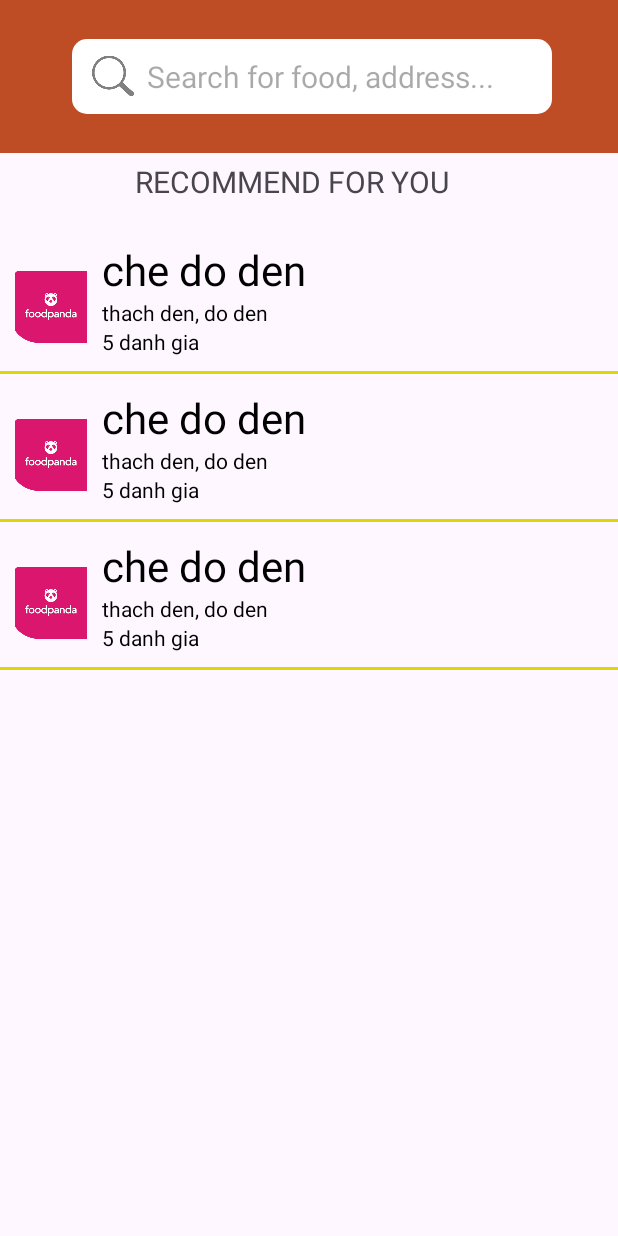
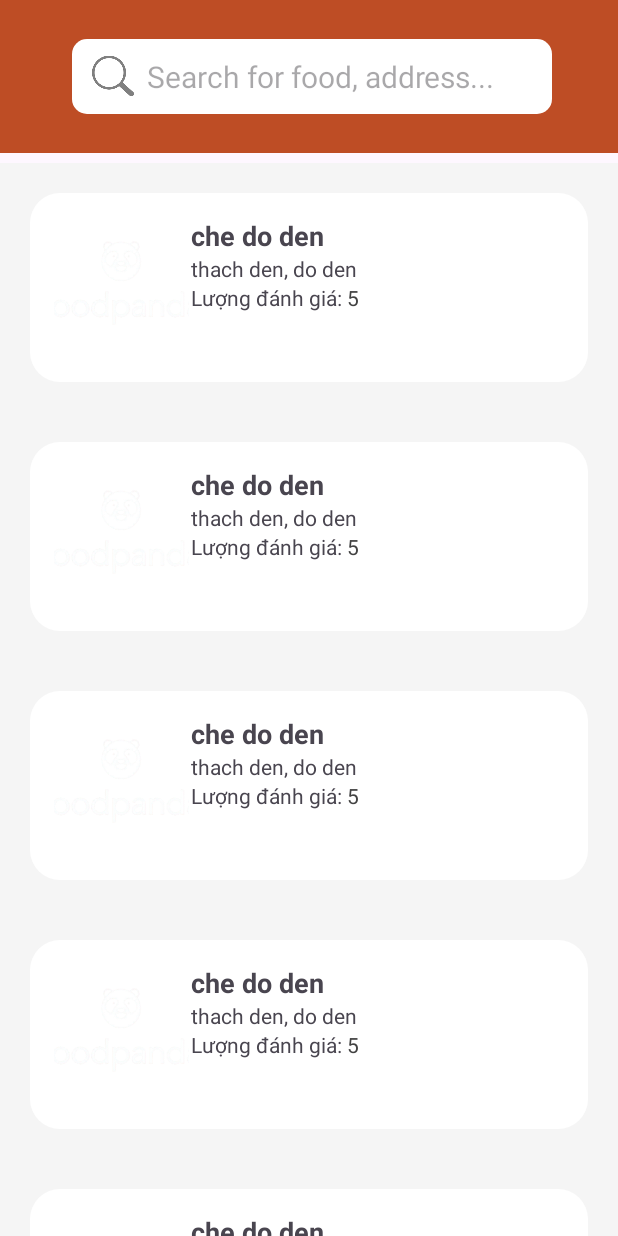
Before and after one commit to congcuong14062003/FoodOrderApp, an Android app: the screen it shows after launch (SearchDetailActivity), on a phone screen of 412 x 824 dp. Run offline under Robolectric (Android 15) with nearby library versions, the phone set to English and light mode, and no system bars.

Commit message:
Xong phần tìm kiếm

```diff
--- a/app/src/main/AndroidManifest.xml
+++ b/app/src/main/AndroidManifest.xml
@@ -23,6 +23,11 @@
             android:exported="false">
 
         </activity>
+        <activity android:name=".OrderHistory"
+            android:exported="true">
+
+        </activity>
+
         <activity android:name=".SearchActivity"
                     android:exported="false" >
 
--- a/app/src/main/java/com/example/foodorderapp/SearchDetailActivity.java
+++ b/app/src/main/java/com/example/foodorderapp/SearchDetailActivity.java
@@ -19,19 +19,24 @@ public class SearchDetailActivity extends AppCompatActivity {
         super.onCreate(savedInstanceState);
         EdgeToEdge.enable(this);
         setContentView(R.layout.activity_search_detail);
-        initView();
+        init1View();
     }
-    public void initView() {
-        RecyclerView recyclerView = (RecyclerView)findViewById(R.id.detailRecycle);
+    public void init1View() {
+        RecyclerView recyclerView = (RecyclerView) findViewById(R.id.detailRecycle);
         recyclerView.setHasFixedSize(true);
         LinearLayoutManager linearLayoutManager = new LinearLayoutManager(this, LinearLayoutManager.VERTICAL, false);
         recyclerView.setLayoutManager(linearLayoutManager);
-        ArrayList<SearchItem> items = new ArrayList<>();
-        items.add(new SearchItem("che do den","thach den, do den",5,R.drawable.logopanda ));
-        items.add(new SearchItem("che do den","thach den, do den",5,R.drawable.logopanda ));
-        items.add(new SearchItem("che do den","thach den, do den",5,R.drawable.logopanda ));
+        ArrayList<SearchItem> arrayList = new ArrayList<>();
+        arrayList.add(new SearchItem("che do den","thach den, do den",5,R.drawable.logopanda ));
+        arrayList.add(new SearchItem("che do den","thach den, do den",5,R.drawable.logopanda ));
+        arrayList.add(new SearchItem("che do den","thach den, do den",5,R.drawable.logopanda ));
+        arrayList.add(new SearchItem("che do den","thach den, do den",5,R.drawable.logopanda ));
+        arrayList.add(new SearchItem("che do den","thach den, do den",5,R.drawable.logopanda ));
+        arrayList.add(new SearchItem("che do den","thach den, do den",5,R.drawable.logopanda ));
+        arrayList.add(new SearchItem("che do den","thach den, do den",5,R.drawable.logopanda ));
+        arrayList.add(new SearchItem("che do den","thach den, do den",5,R.drawable.logopanda ));
 
-        SearchDetailAdapter searchDetailAdapter = new SearchDetailAdapter(getApplicationContext(), items);
+        SearchDetailAdapter searchDetailAdapter = new SearchDetailAdapter(getApplicationContext(),arrayList);
         recyclerView.setAdapter(searchDetailAdapter);
     };
 
--- a/app/src/main/java/com/example/foodorderapp/SearchDetailAdapter.java
+++ b/app/src/main/java/com/example/foodorderapp/SearchDetailAdapter.java
@@ -4,26 +4,32 @@ import android.content.Context;
 import android.view.LayoutInflater;
 import android.view.View;
 import android.view.ViewGroup;
+import android.widget.ImageView;
+import android.widget.TextView;
+
+import java.util.ArrayList;
 import java.util.List;
 
 import androidx.annotation.NonNull;
 import androidx.recyclerview.widget.RecyclerView;
 
-public class SearchDetailAdapter extends RecyclerView.Adapter<SearchViewHolder> {
+public class SearchDetailAdapter extends RecyclerView.Adapter<SearchDetailAdapter.SearchViewHolder> {
 
     Context context;
-    List <SearchItem> items;
+    ArrayList<SearchItem> items;
 
-    public SearchDetailAdapter(Context context, List<SearchItem> items) {
+    public SearchDetailAdapter(Context context, ArrayList<SearchItem> items) {
+        this.items = items;
         this.context = context;
-        this.items = items;
     }
 
     @NonNull
     @Override
     public SearchViewHolder onCreateViewHolder(@NonNull ViewGroup parent, int viewType) {
-
-        return new SearchViewHolder(LayoutInflater.from(context).inflate(R.layout.activity_search_item,parent,false));
+        LayoutInflater layoutInflater = LayoutInflater.from(parent.getContext());
+        View itemview = layoutInflater.inflate(R.layout.activity_search_item, parent, false);
+        return new SearchViewHolder(itemview);
+//        return new SearchViewHolder(LayoutInflater.from(context).inflate(R.layout.activity_search_item,parent,false));
     }
 
     @Override
@@ -31,11 +37,25 @@ public class SearchDetailAdapter extends RecyclerView.Adapter<SearchViewHolder>
         holder.itemName.setText(items.get(position).getName());
         holder.itemImage.setImageResource(items.get(position).getImage());
         holder.itemDescription.setText(items.get(position).getDescription());
-        holder.itemReview.setText(items.get(position).getCountReview());
+        holder.itemReview.setText(String.valueOf(items.get(position).getCountReview()));
     }
 
     @Override
     public int getItemCount() {
         return items.size();
     }
+
+    public class SearchViewHolder extends RecyclerView.ViewHolder {
+        ImageView itemImage;
+        TextView itemName, itemDescription , itemReview;
+
+        public SearchViewHolder(@NonNull View itemView) {
+            super(itemView);
+            itemImage = (ImageView) itemView.findViewById(R.id.itemImage);
+            itemName = (TextView) itemView.findViewById(R.id.itemName);
+            itemDescription = (TextView) itemView.findViewById(R.id.itemDescription);
+            itemReview = (TextView) itemView.findViewById(R.id.itemReview);
+
+        }
+    }
 }
--- a/app/src/main/java/com/example/foodorderapp/SearchViewHolder.java
+++ b/app/src/main/java/com/example/foodorderapp/SearchViewHolder.java
@@ -13,10 +13,10 @@ public class SearchViewHolder extends RecyclerView.ViewHolder {
 
     public SearchViewHolder(@NonNull View itemView) {
         super(itemView);
-        itemImage = itemView.findViewById(R.id.itemImage);
-        itemName = itemView.findViewById(R.id.itemName);
-        itemDescription = itemView.findViewById(R.id.itemDescription);
-        itemReview = itemView.findViewById(R.id.itemReview);
+        itemImage = (ImageView) itemView.findViewById(R.id.itemImage);
+        itemName = (TextView) itemView.findViewById(R.id.itemName);
+        itemDescription = (TextView) itemView.findViewById(R.id.itemDescription);
+        itemReview = (TextView) itemView.findViewById(R.id.itemReview);
 
     }
 }
--- a/app/src/main/res/layout/activity_order_history.xml
+++ b/app/src/main/res/layout/activity_order_history.xml
@@ -15,7 +15,7 @@
         android:layout_height="50dp"
         android:gravity="center"
         android:textColor="@color/white"
-        android:background="@color/maincolor"
+        android:background="@color/white"
         android:text="DANH SÁCH LỊCH SỬ ĐƠN HÀNG"
         android:textSize="20dp"
 
--- a/app/src/main/res/layout/activity_search_detail.xml
+++ b/app/src/main/res/layout/activity_search_detail.xml
@@ -5,6 +5,7 @@
     android:id="@+id/detail"
     android:layout_width="match_parent"
     android:layout_height="match_parent"
+    tools:context=".SearchDetailActivity"
     >
 
     <View
@@ -12,6 +13,7 @@
         android:layout_width="413dp"
         android:layout_height="102dp"
         android:background="#be4d25"
+        app:layout_constraintEnd_toEndOf="parent"
         app:layout_constraintStart_toStartOf="parent"
         app:layout_constraintTop_toTopOf="parent" />
 
@@ -58,6 +60,7 @@
         android:text="RECOMMEND FOR YOU"
         android:textSize="20dp"
         app:layout_constraintEnd_toEndOf="parent"
+        app:layout_constraintStart_toStartOf="parent"
         app:layout_constraintTop_toBottomOf="@+id/editText"
         tools:ignore="MissingConstraints" />
 
@@ -65,8 +68,15 @@
         android:id="@+id/detailRecycle"
         android:layout_width="match_parent"
         android:layout_height="wrap_content"
+        android:layout_marginTop="16dp"
+        android:layout_marginBottom="50dp"
+        android:background="#F5F5F5"
         app:layout_constraintBottom_toBottomOf="parent"
+        app:layout_constraintEnd_toEndOf="parent"
+        app:layout_constraintHorizontal_bias="0.0"
         app:layout_constraintStart_toStartOf="parent"
         app:layout_constraintTop_toBottomOf="@+id/view2"
-        app:layout_constraintVertical_bias="0.114" />
+        app:layout_constraintVertical_bias="0.059" >
+
+    </androidx.recyclerview.widget.RecyclerView>
 </androidx.constraintlayout.widget.ConstraintLayout>
--- a/app/src/main/res/layout/activity_search_item.xml
+++ b/app/src/main/res/layout/activity_search_item.xml
@@ -1,58 +1,81 @@
-<?xml version="1.0" encoding="utf-8"?>
-<RelativeLayout xmlns:android="http://schemas.android.com/apk/res/android"
+<!-- res/layout/food_item.xml -->
+<LinearLayout xmlns:android="http://schemas.android.com/apk/res/android"
     android:layout_width="match_parent"
     android:layout_height="wrap_content"
-    android:layout_marginTop="10dp">
+    android:background="@drawable/mainborder"
+    android:layout_margin="20dp"
+    android:orientation="vertical">
 
+    <RelativeLayout
+        android:layout_width="match_parent"
+        android:layout_height="match_parent"
+        android:padding="16dp">
         <ImageView
-        android:layout_width="48dp"
-        android:layout_height="48dp"
             android:id="@+id/itemImage"
-        android:layout_marginRight="10dp"
+            android:layout_width="90dp"
+            android:layout_height="90dp"
+            android:layout_alignParentStart="true"
+            android:layout_alignParentTop="true"
+            android:src="@drawable/testitem"
+            android:scaleType="centerCrop"
+            android:background="@drawable/mainborder"
+            android:outlineProvider="background"/>
+
+
+        <LinearLayout
+            android:id="@+id/productInfoLayout"
+            android:layout_width="240dp"
+            android:layout_height="94dp"
+            android:layout_marginStart="1dp"
             android:layout_marginLeft="10dp"
-        android:layout_centerVertical="true"
-        android:background="@drawable/backgroundintro"
-        />
+            android:layout_toEndOf="@+id/itemImage"
+            android:orientation="vertical">
 
             <TextView
+                android:id="@+id/itemName"
                 android:layout_width="match_parent"
                 android:layout_height="wrap_content"
-        android:id="@+id/itemName"
-        android:layout_toEndOf="@+id/itemImage"
-        android:textColor="@color/black"
-        android:textSize="28dp"
-        android:text="Che do den"
-        />
+                android:text="Product Name"
+                android:textSize="18sp"
+                android:textStyle="bold" />
 
             <TextView
+                android:id="@+id/itemDescription"
                 android:layout_width="match_parent"
                 android:layout_height="wrap_content"
-        android:id="@+id/itemDescription"
-        android:layout_toEndOf="@+id/itemImage"
-        android:layout_below="@+id/itemName"
-        android:textColor="@color/black"
-        android:text="Do den, thach den, thach trang"
-        />
-
-    <TextView
-        android:layout_width="match_parent"
-        android:layout_height="wrap_content"
-        android:id="@+id/itemReview"
-        android:layout_toEndOf="@+id/itemImage"
-        android:layout_below="@+id/itemDescription"
-        android:textColor="@color/black"
-        android:text="5 danh gia"
-        />
+                android:text="Product Description"
+                android:textSize="14sp" />
 
             <LinearLayout
                 android:layout_width="match_parent"
-        android:layout_height="2dp"
-        android:layout_below="@+id/itemReview"
-        android:layout_marginTop="10dp"
-        android:background="#DAD808"
-        />
+                android:layout_height="wrap_content"
+                android:orientation="horizontal">
+
+                <TextView
+                    android:id="@+id/countReview"
+                    android:layout_width="wrap_content"
+                    android:layout_height="wrap_content"
+                    android:text="Lượng đánh giá: "
+                    android:textSize="14sp" />
+
+                <TextView
+                    android:id="@+id/itemReview"
+                    android:layout_width="wrap_content"
+                    android:layout_height="wrap_content"
+                    android:text="Đánh giá"
+                    android:textColor="@color/cardview_dark_background"
+                    android:textSize="14sp" />
+
+            </LinearLayout>
+
+
+        </LinearLayout>
+
 
 
 
 
     </RelativeLayout>
+
+
+</LinearLayout>
--- a/app/src/main/res/layout/item_order_history.xml
+++ b/app/src/main/res/layout/item_order_history.xml
@@ -59,7 +59,7 @@
                     android:id="@+id/priceItemHistoryOrder"
                     android:layout_width="wrap_content"
                     android:layout_height="wrap_content"
-                    android:textColor="@color/maincolor"
+                    android:textColor="@color/white"
                     android:text="$10"
                     android:textSize="14sp" />
 
@@ -91,7 +91,7 @@
                 android:layout_height="wrap_content"
                 android:textSize="16dp"
                 android:textStyle="bold"
-                android:textColor="@color/maincolor"
+                android:textColor="@color/white"
                 android:text="Đánh giá"
                 android:textAlignment="textEnd"
                 />
@@ -159,7 +159,7 @@
                     android:layout_weight="1"
                     android:gravity="end"
                     android:text="$10"
-                    android:textColor="@color/maincolor"
+                    android:textColor="@color/white"
                     android:textSize="15sp"
                     android:textStyle="bold" />
             </LinearLayout>
```
Lines whose indentation alone changed are shown as unchanged.
